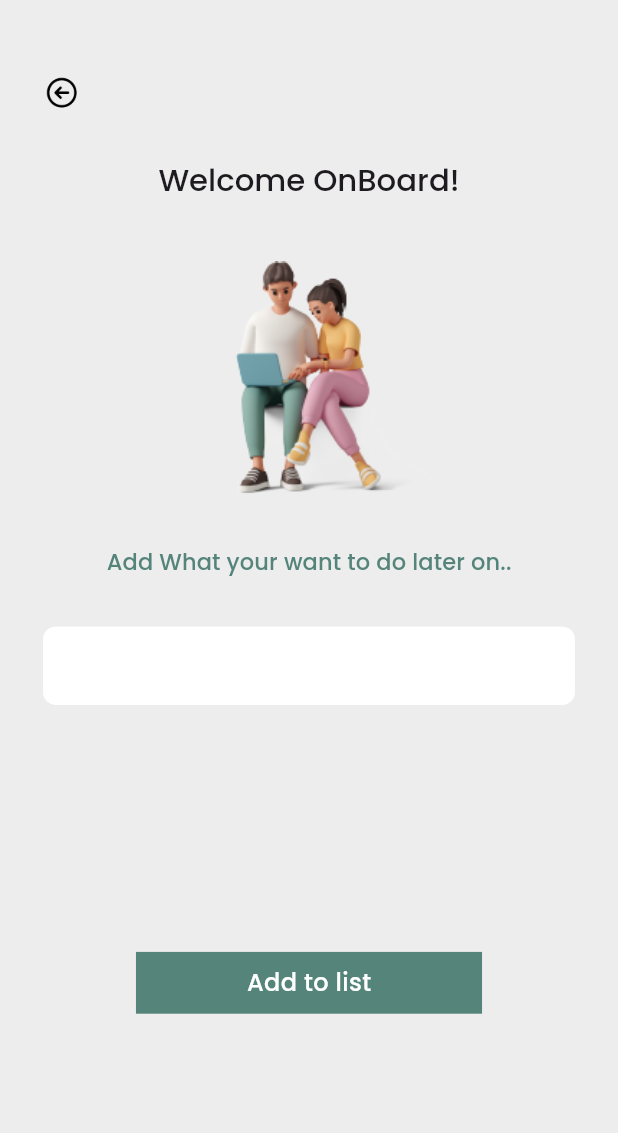
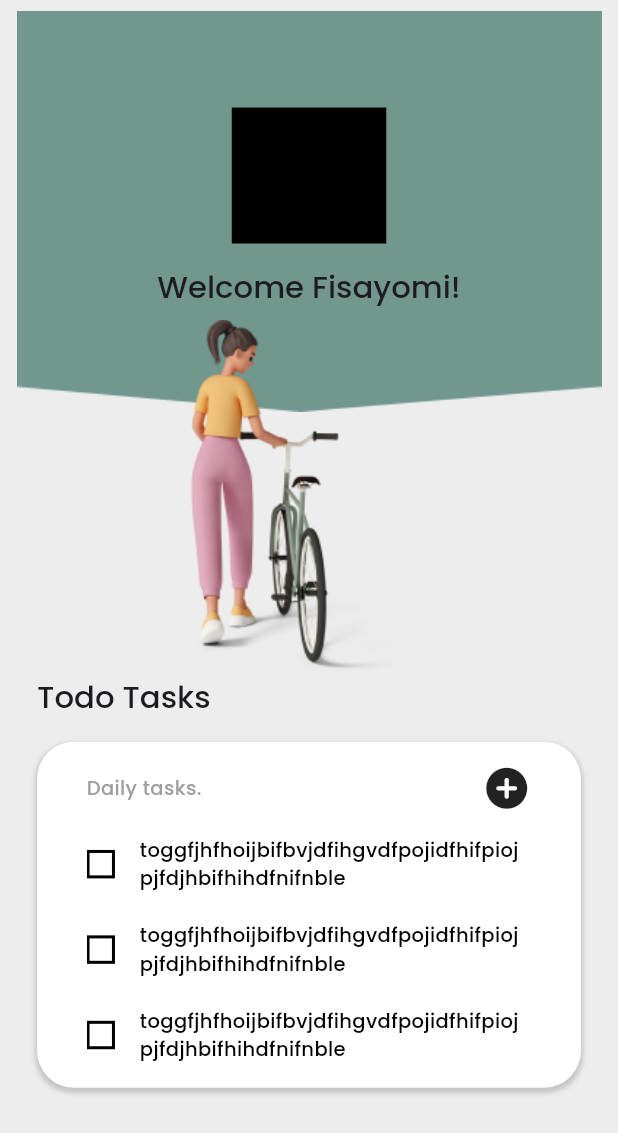
Before and after one commit to Amir-HShahi/TODO-Flutter, a Flutter app: the screen it shows after launch, on a phone screen of 412 x 824 dp. Shown: the top 1133 px of the screen. Run offline on Flutter 3.47's test engine with Material 3 defaults, Android fonts, the phone set to English and light mode, and no system bars; our stand-ins replace google_fonts.

Commit message:
Add: - dashboard_screen.dart - show_to_do_widget.dart - show_today_tasks_widget.dart

```diff
--- a/lib/main.dart
+++ b/lib/main.dart
@@ -1,5 +1,6 @@
 import 'package:flutter/material.dart';
 import 'package:todolist/view/add_to_do_screen.dart';
+import 'package:todolist/view/dashboard_screen.dart';
 
 import 'View/home_screen.dart';
 
@@ -53,7 +54,7 @@ class MyApp extends StatelessWidget {
       home: const Scaffold(
           backgroundColor: Color.fromARGB(255, 237, 237, 237),
           body: Center(
-            child: AddToDoScreen(),
+            child: DashboardScreen(),
           ))
     );
   }
--- /dev/null
+++ b/lib/view/components/show_to_do_widget.dart
@@ -0,0 +1,64 @@
+import 'package:flutter/material.dart';
+import 'package:google_fonts/google_fonts.dart';
+
+class ShowToDoWidget extends StatefulWidget {
+  const ShowToDoWidget({super.key});
+
+  @override
+  State<ShowToDoWidget> createState() => _ShowToDoWidgetState();
+}
+
+class _ShowToDoWidgetState extends State<ShowToDoWidget> {
+  bool isDone = false;
+  void toggleToDoDoneHandler() {
+    setState(() {
+      isDone = !isDone;
+    });
+  }
+
+  @override
+  Widget build(BuildContext context) {
+    var screenSize = MediaQuery.of(context).size;
+
+    double scaledHeight(double scale) {
+      return (screenSize.height * scale);
+    }
+
+    double scaledWidth(double scale) {
+      return (screenSize.width * scale);
+    }
+
+    return Padding(
+      padding: EdgeInsets.only(bottom: scaledHeight(0.023)),
+      child: GestureDetector(
+        onTap: toggleToDoDoneHandler,
+        child: Row(
+          mainAxisAlignment: MainAxisAlignment.start,
+          crossAxisAlignment: CrossAxisAlignment.center,
+          children: [
+            Container(
+              height: scaledHeight(0.023),
+              width: scaledHeight(0.023),
+              decoration: BoxDecoration(
+                  border: Border.all(color: Colors.black, width: 2),
+                  color: isDone ? const Color(0xff55847A) : Colors.white),
+            ),
+            SizedBox(width: scaledWidth(0.04)),
+            Expanded(
+              child: Text(
+                "toggfjhfhoijbifbvjdfihgvdfpojidfhifpiojpjfdjhbifhihdfnifnble",
+                overflow: TextOverflow.ellipsis,
+                maxLines: 10,
+                softWrap: false,
+                style: GoogleFonts.poppins(
+                    fontSize: 13,
+                    fontWeight: FontWeight.w500,
+                    color: Colors.black),
+              ),
+            )
+          ],
+        ),
+      ),
+    );
+  }
+}
--- /dev/null
+++ b/lib/view/components/show_today_tasks_widget.dart
@@ -0,0 +1,84 @@
+import 'package:flutter/material.dart';
+import 'package:google_fonts/google_fonts.dart';
+import 'package:todolist/view/components/show_to_do_widget.dart';
+
+class ShowTodayTasksWidget extends StatelessWidget {
+  const ShowTodayTasksWidget({super.key});
+
+  void tapAddToDoHandler() {}
+
+  @override
+  Widget build(BuildContext context) {
+    TextTheme getTextThemes() {
+      return Theme.of(context).textTheme;
+    }
+
+    var screenSize = MediaQuery.of(context).size;
+
+    double scaledHeight(double scale) {
+      return (screenSize.height * scale);
+    }
+
+    double scaledWidth(double scale) {
+      return (screenSize.width * scale);
+    }
+
+    return Column(
+      crossAxisAlignment: CrossAxisAlignment.start,
+      children: [
+        Text("Todo Tasks", style: getTextThemes().titleLarge),
+        SizedBox(height: scaledHeight(0.02)),
+        Container(
+          width: double.infinity,
+          height: scaledHeight(0.28),
+          padding: EdgeInsets.symmetric(
+              vertical: scaledHeight(0.018), horizontal: scaledWidth(0.08)),
+          decoration: BoxDecoration(
+              color: Colors.white,
+              borderRadius:
+                  BorderRadius.all(Radius.circular(scaledHeight(0.03))),
+              boxShadow: [
+                BoxShadow(
+                  color: Colors.grey.withOpacity(0.5),
+                  spreadRadius: 1,
+                  blurRadius: 2,
+                  offset: const Offset(0, 2), // changes position of shadow
+                ),
+              ]),
+          child: Column(
+            children: [
+              Row(
+                children: [
+                  Text("Daily tasks.",
+                      style: GoogleFonts.poppins(
+                          fontSize: 13,
+                          color: Colors.grey,
+                          fontWeight: FontWeight.w500)),
+                  const Spacer(),
+                  GestureDetector(
+                      onTap: tapAddToDoHandler,
+                      child: Icon(Icons.add_circle_rounded,
+                          size: scaledWidth(0.08))),
+                ],
+              ),
+              SizedBox(height: scaledHeight(0.018)),
+              const Expanded(
+                child: SingleChildScrollView(
+                  child: Column(
+                    children: [
+                      ShowToDoWidget(),
+                      ShowToDoWidget(),
+                      ShowToDoWidget(),
+                      ShowToDoWidget(),
+                      ShowToDoWidget()
+                    ],
+                  ),
+                ),
+              )
+            ],
+          ),
+        )
+      ],
+    );
+  }
+}
--- /dev/null
+++ b/lib/view/dashboard_screen.dart
@@ -0,0 +1,55 @@
+import 'package:flutter/material.dart';
+import 'package:todolist/view/components/show_today_tasks_widget.dart';
+
+class DashboardScreen extends StatelessWidget {
+  const DashboardScreen({super.key});
+
+  @override
+  Widget build(BuildContext context) {
+    TextTheme getTextThemes() {
+      return Theme.of(context).textTheme;
+    }
+
+    var screenSize = MediaQuery.of(context).size;
+
+    double scaledHeight(double scale) {
+      return (screenSize.height * scale);
+    }
+
+    double scaledWidth(double scale) {
+      return (screenSize.width * scale);
+    }
+
+    return Scaffold(
+      backgroundColor: const Color(0xffEDEDED),
+      body: Stack(
+        children: [
+          Image(
+            image: const AssetImage("assets/images/dashboard_header_image.png"),
+            width: scaledWidth(1),
+          ),
+          SafeArea(
+              child: Container(
+                width: double.infinity,
+                padding: EdgeInsets.only(
+                  left: scaledWidth(0.06),
+                  right: scaledWidth(0.06),
+                  bottom: scaledHeight(0.08),
+                  top: scaledHeight(0.047)),
+                child: Column(
+                  children: [
+                    SizedBox(height: scaledHeight(0.04)),
+                    Container(height: scaledHeight(0.11), width: scaledWidth(0.25), color: Colors.black),
+                    SizedBox(height: scaledHeight(0.02)),
+                    Text("Welcome Fisayomi!", style: getTextThemes().titleLarge),
+                    SizedBox(height: scaledHeight(0.01)),
+                    Image(image: const AssetImage("assets/images/dashboard_middle_image.png"), height: scaledHeight(0.29)),
+                    const ShowTodayTasksWidget()
+                  ],
+                ),
+          ))
+        ],
+      ),
+    );
+  }
+}
--- a/pubspec.yaml
+++ b/pubspec.yaml
@@ -35,6 +35,7 @@ dependencies:
   # The following adds the Cupertino Icons font to your application.
   # Use with the CupertinoIcons class for iOS style icons.
   cupertino_icons: ^1.0.6
+  google_fonts: ^6.2.1
 
 dev_dependencies:
   flutter_test:
```
Also changed, not shown: assets/images/dashboard_header_image.png (added), assets/images/dashboard_middle_image.png (added), pubspec.lock.
